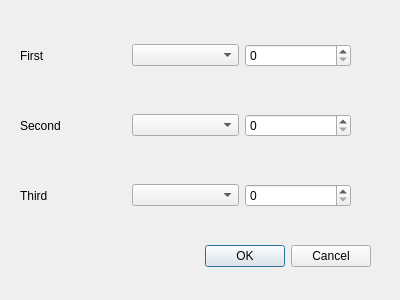
Old version of the form new_frontend/pyqt_ui/trafficLightSettingPopup.ui in the repository UmichSIM/SIM_MDP_GUI.
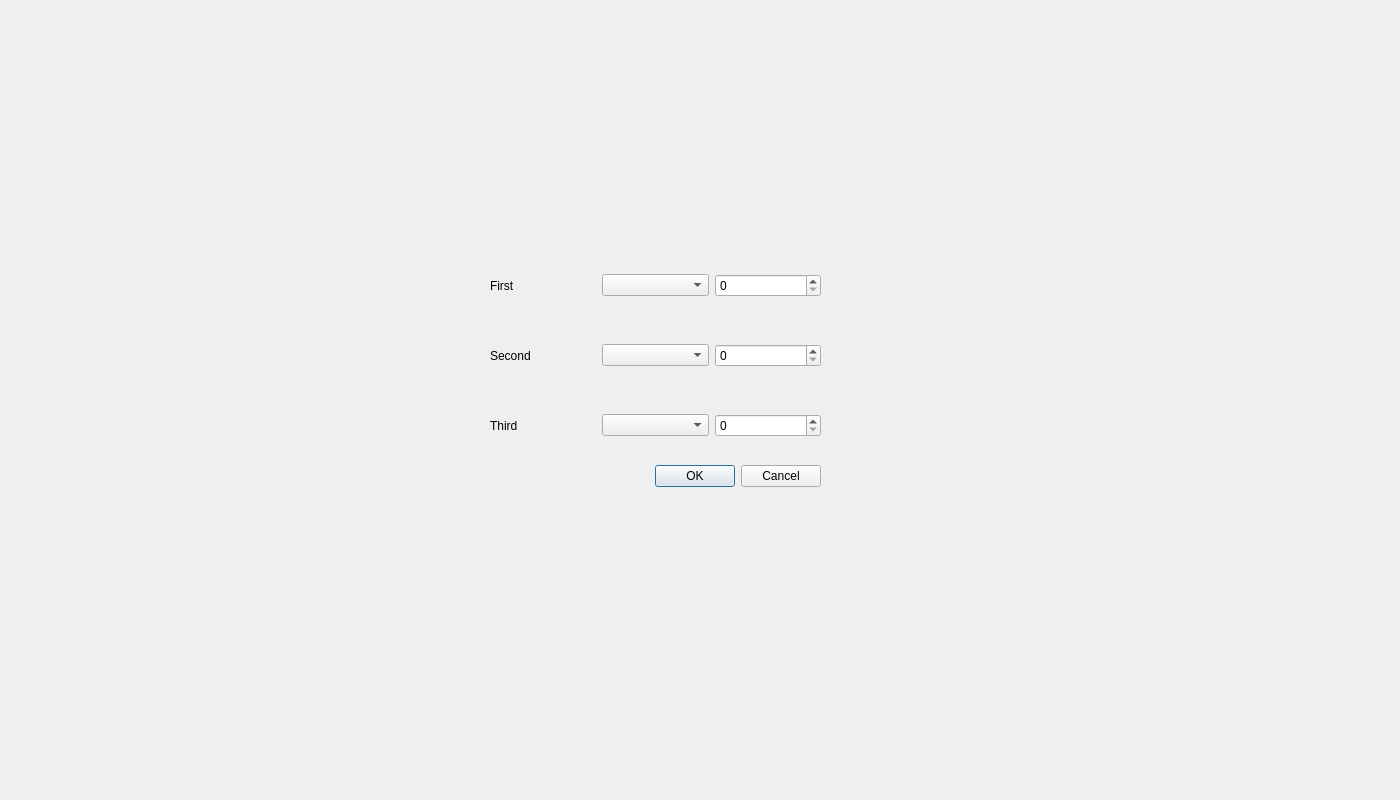
New version of the form.

Commit message: made traffic light settign popup

Diff of the .ui file:
```diff
--- a/new_frontend/pyqt_ui/trafficLightSettingPopup.ui
+++ b/new_frontend/pyqt_ui/trafficLightSettingPopup.ui
@@ -1,23 +1,35 @@
 <?xml version="1.0" encoding="UTF-8"?>
 <ui version="4.0">
- <class>Dialog</class>
- <widget class="QDialog" name="Dialog">
+ <class>Widget</class>
+ <widget class="QWidget" name="Widget">
   <property name="geometry">
    <rect>
     <x>0</x>
     <y>0</y>
-    <width>400</width>
-    <height>300</height>
+    <width>1400</width>
+    <height>800</height>
    </rect>
   </property>
+  <property name="minimumSize">
+   <size>
+    <width>1400</width>
+    <height>800</height>
+   </size>
+  </property>
+  <property name="maximumSize">
+   <size>
+    <width>1400</width>
+    <height>800</height>
+   </size>
+  </property>
   <property name="windowTitle">
    <string>Dialog</string>
   </property>
   <widget class="QDialogButtonBox" name="buttonBox">
    <property name="geometry">
     <rect>
-     <x>30</x>
-     <y>240</y>
+     <x>480</x>
+     <y>460</y>
      <width>341</width>
      <height>32</height>
     </rect>
@@ -29,11 +41,40 @@
     <set>QDialogButtonBox::Cancel|QDialogButtonBox::Ok</set>
    </property>
   </widget>
+  <widget class="QWidget" name="horizontalLayoutWidget_3">
+   <property name="geometry">
+    <rect>
+     <x>490</x>
+     <y>390</y>
+     <width>331</width>
+     <height>71</height>
+    </rect>
+   </property>
+   <layout class="QHBoxLayout" name="ThirdContainer">
+    <item>
+     <widget class="QLabel" name="thirdLabel">
+      <property name="text">
+       <string>Third</string>
+      </property>
+     </widget>
+    </item>
+    <item>
+     <widget class="QComboBox" name="thirdComboBox"/>
+    </item>
+    <item>
+     <widget class="QSpinBox" name="thirdSpinBox">
+      <property name="maximum">
+       <number>255</number>
+      </property>
+     </widget>
+    </item>
+   </layout>
+  </widget>
   <widget class="QWidget" name="horizontalLayoutWidget">
    <property name="geometry">
     <rect>
-     <x>20</x>
-     <y>20</y>
+     <x>490</x>
+     <y>250</y>
      <width>331</width>
      <height>71</height>
     </rect>
@@ -61,8 +102,8 @@
   <widget class="QWidget" name="horizontalLayoutWidget_2">
    <property name="geometry">
     <rect>
-     <x>20</x>
-     <y>90</y>
+     <x>490</x>
+     <y>320</y>
      <width>331</width>
      <height>71</height>
     </rect>
@@ -79,36 +120,7 @@
      <widget class="QComboBox" name="vehicleModelComboBox_2"/>
     </item>
     <item>
-     <widget class="QSpinBox" name="redSpinBox_2">
-      <property name="maximum">
-       <number>255</number>
-      </property>
-     </widget>
-    </item>
-   </layout>
-  </widget>
-  <widget class="QWidget" name="horizontalLayoutWidget_3">
-   <property name="geometry">
-    <rect>
-     <x>20</x>
-     <y>160</y>
-     <width>331</width>
-     <height>71</height>
-    </rect>
-   </property>
-   <layout class="QHBoxLayout" name="vehicleGapContainer">
-    <item>
-     <widget class="QLabel" name="vehicleGapLabel">
-      <property name="text">
-       <string>Third</string>
-      </property>
-     </widget>
-    </item>
-    <item>
-     <widget class="QComboBox" name="vehicleModelComboBox_3"/>
-    </item>
-    <item>
-     <widget class="QSpinBox" name="redSpinBox_3">
+     <widget class="QSpinBox" name="secondSpinBox">
       <property name="maximum">
        <number>255</number>
       </property>
```
Left out of the diff: 55 changed lines with no effect on the pictures.
